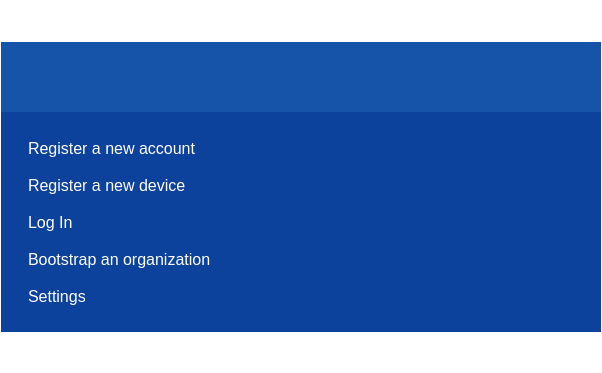
Before: the Qt Designer form parsec/core/gui/forms/login_widget.ui in Scille/parsec-cloud, drawn with Qt 5.
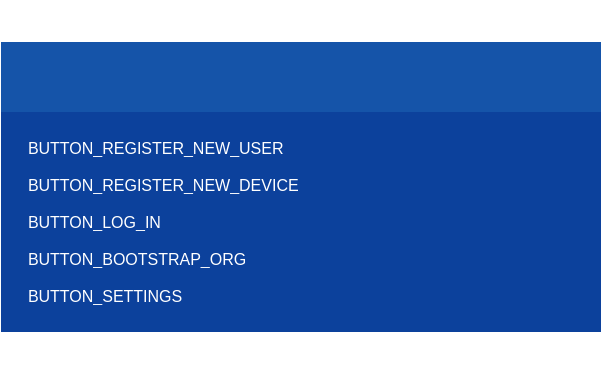
After: the same form once the commit is applied. Icons and pictures are not drawn.

```diff
--- a/parsec/core/gui/forms/login_widget.ui
+++ b/parsec/core/gui/forms/login_widget.ui
@@ -311,7 +311,7 @@
               <string notr="true"/>
              </property>
              <property name="text">
-              <string>Register a new account</string>
+              <string>BUTTON_REGISTER_NEW_USER</string>
              </property>
              <property name="icon">
               <iconset resource="../rc/resources.qrc">
@@ -333,7 +333,7 @@
               <string notr="true"/>
              </property>
              <property name="text">
-              <string>Register a new device</string>
+              <string>BUTTON_REGISTER_NEW_DEVICE</string>
              </property>
              <property name="icon">
               <iconset resource="../rc/resources.qrc">
@@ -355,7 +355,7 @@
               <string notr="true"/>
              </property>
              <property name="text">
-              <string>Log In</string>
+              <string>BUTTON_LOG_IN</string>
              </property>
              <property name="icon">
               <iconset resource="../rc/resources.qrc">
@@ -374,7 +374,7 @@
               </font>
              </property>
              <property name="text">
-              <string>Bootstrap an organization</string>
+              <string>BUTTON_BOOTSTRAP_ORG</string>
              </property>
              <property name="icon">
               <iconset resource="../rc/resources.qrc">
@@ -390,7 +390,7 @@
               </font>
              </property>
              <property name="text">
-              <string>Settings</string>
+              <string>BUTTON_SETTINGS</string>
              </property>
              <property name="icon">
               <iconset resource="../rc/resources.qrc">
```
